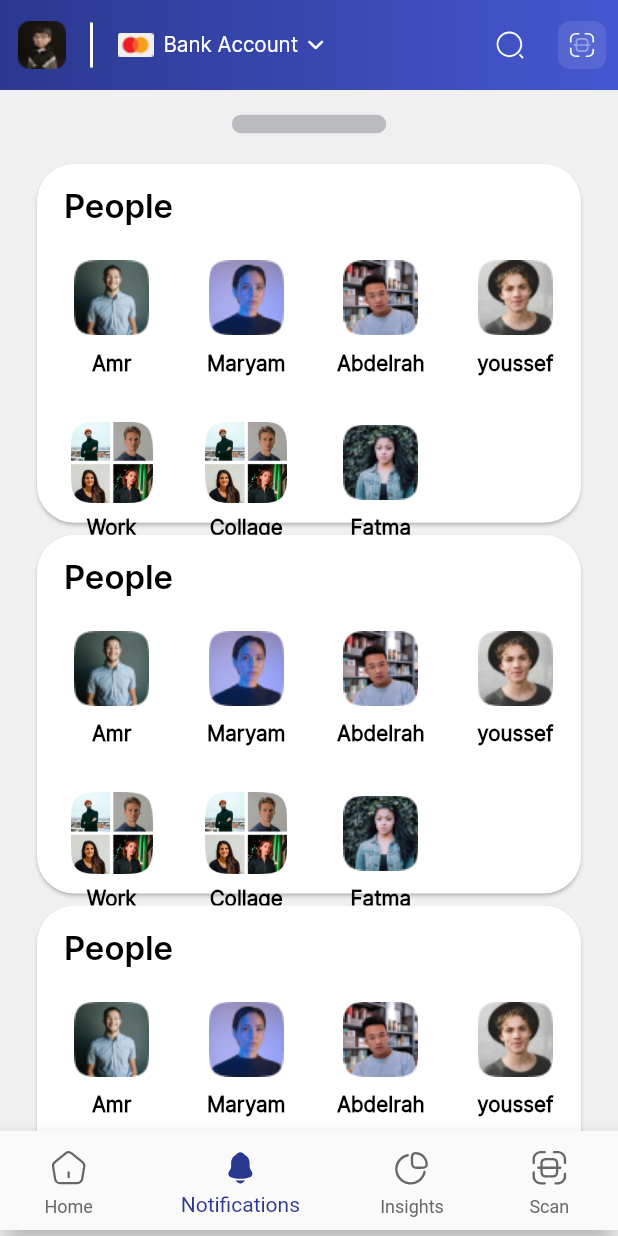
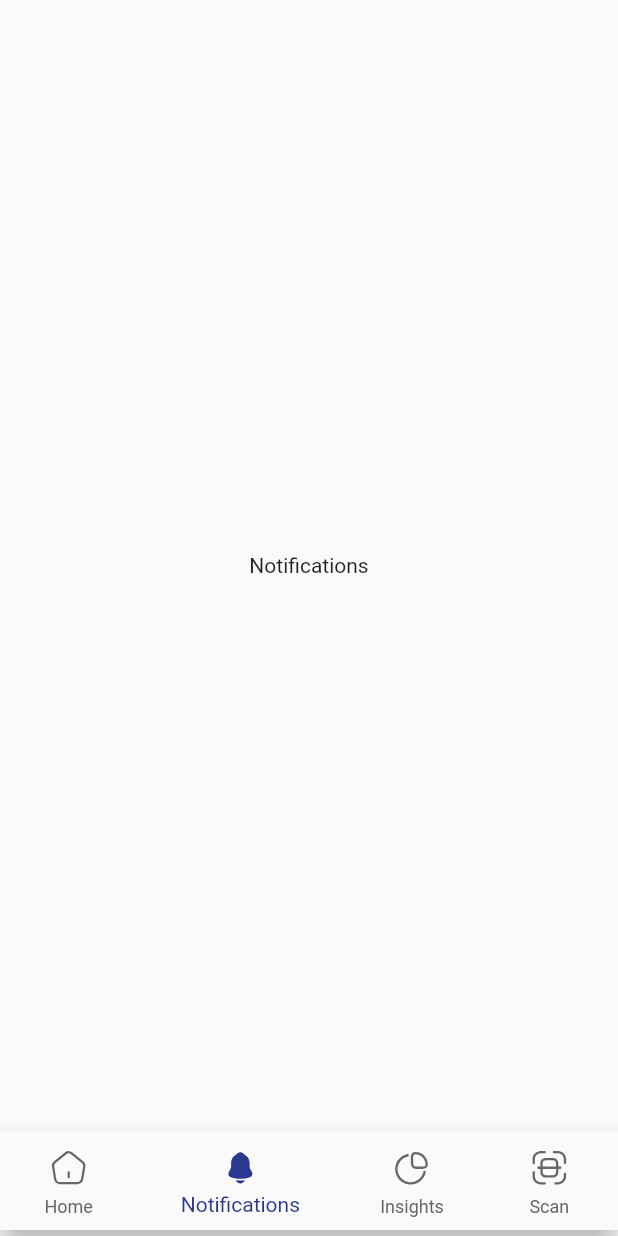
Before and after one commit to Gamer477/Nakdi-Pay-User, a Flutter app: the screen it shows after launch, on a phone screen of 412 x 824 dp. Run offline on Flutter 3.47's test engine with Material 2 defaults, Android fonts, the phone set to English and light mode, and no system bars; our stand-ins replace flutter_svg, sizer; statements that could not run were skipped.

Commit message:
27/5/2022 3.00

```diff
--- a/lib/main.dart
+++ b/lib/main.dart
@@ -11,14 +11,16 @@ class GlobalVariable {
 }
 
 Future<void> main() async {
-  await WidgetsFlutterBinding.ensureInitialized();
-  SystemChrome.setSystemUIOverlayStyle(SystemUiOverlayStyle(
+  WidgetsFlutterBinding.ensureInitialized();
+  SystemChrome.setSystemUIOverlayStyle(const SystemUiOverlayStyle(
     statusBarColor: Colors.transparent, //or set color with: Color(0xFF0000FF)
   ));
-  runApp(MyApp());
+  runApp(const MyApp());
 }
 
 class MyApp extends StatefulWidget {
+  const MyApp({Key? key}) : super(key: key);
+
   @override
   _MyAppState createState() => _MyAppState();
 }
@@ -41,17 +43,18 @@ class _MyAppState extends State<MyApp> {
               // navigatorObservers: [
               //   FirebaseAnalyticsObserver(analytics: analytics),
               // ],
-              routes: <String, WidgetBuilder>{
+              routes: const <String, WidgetBuilder>{
                 //"/Current_booking":(BuildContext context)=> new OfferPage(),
               },
               theme: ThemeData(
                 primaryColor: AppColors.primaryColor,
-                cursorColor: AppColors.primaryColor,
+                textSelectionTheme: const TextSelectionThemeData(
+                    cursorColor: AppColors.primaryColor),
               ),
               debugShowCheckedModeBanner: false,
               // themeMode:
               // theme.isLightTheme ? ThemeMode.light : ThemeMode.dark,
-              home: HomeScreen(),
+              home: const HomeScreen(),
             );
           },
         );
--- a/lib/utils/app_colors.dart
+++ b/lib/utils/app_colors.dart
@@ -4,21 +4,21 @@ class AppColors {
   static const Color primaryColor = Color(0xff2B388F);
   static const Color secondColor = Color(0xff00A8E8);
   static const Color secondColorWithOpacity = Color(0xff80D4F4);
-  static final whiteColor = Colors.white;
-  static final blackColor = Colors.black;
+  static const whiteColor = Colors.white;
+  static const blackColor = Colors.black;
 
-  static final greyColor = Color(0xffBABBBF);
-  static final iconGreyColor = Color(0xff676767);
-  static final darkgreyColor = Color(0xff70727D);
-  static final navbgColor = Color(0xffFAFAFA);
-  static final blueColor = Color(0xff243656);
-  static final ligthblueColor = Color(0xffEDF1F9);
-  static final keyboardColor = Color(0xff003282);
+  static const greyColor = Color(0xffBABBBF);
+  static const iconGreyColor = Color(0xff676767);
+  static const darkgreyColor = Color(0xff70727D);
+  static const navbgColor = Color(0xffFAFAFA);
+  static const blueColor = Color(0xff243656);
+  static const ligthblueColor = Color(0xffEDF1F9);
+  static const keyboardColor = Color(0xff003282);
 
-  static final greyDocColor = Color(0xffBABBBF);
-  static final scanblueColor = Color(0xff347AF0);
-  static final doneStateColor = Color(0xff30B078);
-  static final waitingStateColor = Color(0xffEFCB68);
-  static final errorStateColor = Color(0xffCB3847);
-  static final dividerColor = Color(0xffF2F4FA);
+  static const greyDocColor = Color(0xffBABBBF);
+  static const scanblueColor = Color(0xff347AF0);
+  static const doneStateColor = Color(0xff30B078);
+  static const waitingStateColor = Color(0xffEFCB68);
+  static const errorStateColor = Color(0xffCB3847);
+  static const dividerColor = Color(0xffF2F4FA);
 }
--- a/lib/view/screens/home_screen.dart
+++ b/lib/view/screens/home_screen.dart
@@ -1,11 +1,12 @@
 import 'package:flutter/material.dart';
 import 'package:flutter_svg/flutter_svg.dart';
 import 'package:nakdi_pay_user/utils/app_images.dart';
-import 'package:nakdi_pay_user/view/widgets/appbar.dart';
-import 'package:sizer/sizer.dart';
+import 'package:nakdi_pay_user/view/screens/home/homepage.dart';
+import 'package:nakdi_pay_user/view/screens/insights/insights.dart';
+import 'package:nakdi_pay_user/view/screens/notification/notifcation.dart';
+import 'package:nakdi_pay_user/view/screens/scan/scan.dart';
 
 import '../../utils/app_colors.dart';
-import '../widgets/content.dart';
 import '../widgets/scroll_to_hide_widget.dart';
 
 class HomeScreen extends StatefulWidget {
@@ -20,7 +21,6 @@ class _HomeScreenState extends State<HomeScreen> {
   ScrollController controller = ScrollController();
   @override
   void dispose() {
-    // TODO: implement dispose
     super.dispose();
     controller.dispose();
   }
@@ -34,42 +34,7 @@ class _HomeScreenState extends State<HomeScreen> {
   @override
   Widget build(BuildContext context) {
     return Scaffold(
-      appBar: PreferredSize(
-        preferredSize: Size.fromHeight(60),
-        child: CustomAppBar(),
-      ),
-      body: SingleChildScrollView(
-        controller: controller,
-        child: Container(
-          color: Color(0xffF0F0F0),
-          width: double.infinity,
-          child: Column(
-            mainAxisAlignment: MainAxisAlignment.start,
-            children: [
-              SizedBox(
-                height: 2.0.h,
-              ),
-              Center(
-                child: Container(
-                  width: 25.w,
-                  height: 1.5.h,
-                  decoration: BoxDecoration(
-                    borderRadius: BorderRadius.circular(60),
-                    color: AppColors.greyColor,
-                  ),
-                ),
-              ),
-              SizedBox(
-                height: 2.0.h,
-              ),
-              Content(title: "People"),
-              Content(title: "People"),
-              Content(title: "People"),
-              Content(title: "People"),
-            ],
-          ),
-        ),
-      ),
+      body: Center(child: _pages.elementAt(_currentIndex)),
       bottomNavigationBar: ScrollToHideWidget(
         controller: controller,
         child: BottomNavigationBar(
@@ -81,7 +46,7 @@ class _HomeScreenState extends State<HomeScreen> {
           // selectedIconTheme:
           //     IconThemeData(color: AppColors.primaryColor, size: 26),
           unselectedIconTheme:
-              IconThemeData(color: AppColors.iconGreyColor, size: 20),
+              const IconThemeData(color: AppColors.iconGreyColor, size: 20),
           unselectedItemColor: AppColors.iconGreyColor,
           selectedItemColor: AppColors.primaryColor,
 
@@ -127,4 +92,11 @@ class _HomeScreenState extends State<HomeScreen> {
       ),
     );
   }
+
+  static const List<Widget> _pages = <Widget>[
+    HomePage(),
+    Notifications(),
+    Insights(),
+    Scan()
+  ];
 }
--- /dev/null
+++ b/lib/view/screens/notification/notifcation.dart
@@ -0,0 +1,15 @@
+import 'package:flutter/material.dart';
+
+class Notifications extends StatefulWidget {
+  const Notifications({Key? key}) : super(key: key);
+
+  @override
+  State<Notifications> createState() => _NotificationsState();
+}
+
+class _NotificationsState extends State<Notifications> {
+  @override
+  Widget build(BuildContext context) {
+    return const Text("Notifications");
+  }
+}
--- a/lib/view/widgets/appbar.dart
+++ b/lib/view/widgets/appbar.dart
@@ -5,6 +5,8 @@ import 'package:nakdi_pay_user/utils/app_images.dart';
 import 'package:sizer/sizer.dart';
 
 class CustomAppBar extends StatefulWidget {
+  const CustomAppBar({Key? key}) : super(key: key);
+
   @override
   State<CustomAppBar> createState() => _CustomAppBarState();
 }
@@ -25,7 +27,7 @@ class _CustomAppBarState extends State<CustomAppBar> {
       elevation: 0,
       leading: InkWell(
         onTap: () {
-          print("Profile Screen");
+          //  print("Profile Screen");
         },
         child: Image.asset(
           AppImages.profileImg,
@@ -33,7 +35,7 @@ class _CustomAppBarState extends State<CustomAppBar> {
       ),
       title: Row(
         children: [
-          SizedBox(
+          const SizedBox(
             height: 30,
             child: VerticalDivider(
               thickness: 2,
@@ -50,8 +52,8 @@ class _CustomAppBarState extends State<CustomAppBar> {
           DropdownButton(
             dropdownColor: AppColors.primaryColor, focusColor: Colors.red,
             elevation: 0,
-            underline: SizedBox(),
-            hint: Container(
+            underline: const SizedBox(),
+            hint: SizedBox(
               width: 25.0.w,
               child: Text(
                 "Bank Account",
@@ -104,7 +106,7 @@ class _CustomAppBarState extends State<CustomAppBar> {
             onChanged: (String? newValue) {
               setState(() {
                 //  isSelected = true;
-                print("New Val accountValue $newValue");
+                // print("New Val accountValue $newValue");
                 accountValue = newValue!;
               });
               //   isSelected = false;
@@ -114,7 +116,7 @@ class _CustomAppBarState extends State<CustomAppBar> {
       ),
       titleSpacing: 0,
       flexibleSpace: Container(
-        decoration: BoxDecoration(
+        decoration: const BoxDecoration(
           gradient: LinearGradient(
             colors: [
               Color(0xff2B388F),
@@ -126,13 +128,13 @@ class _CustomAppBarState extends State<CustomAppBar> {
       actions: [
         IconButton(
           onPressed: () {
-            print("Search Page");
+            //    print("Search Page");
           },
           icon: SvgPicture.asset(AppImages.searchIcon),
         ),
         IconButton(
           onPressed: () {
-            print("Scan Page");
+            //   print("Scan Page");
           },
           icon: SvgPicture.asset(AppImages.scanIcon),
         ),
--- a/lib/view/widgets/content.dart
+++ b/lib/view/widgets/content.dart
@@ -1,10 +1,16 @@
+// ignore_for_file: must_be_immutable
+
 import 'package:flutter/material.dart';
+import 'package:sizer/sizer.dart';
+
 import 'package:nakdi_pay_user/utils/app_colors.dart';
-import 'package:sizer/sizer.dart';
 
 class Content extends StatefulWidget {
   String? title;
-  Content({this.title});
+  Content({
+    Key? key,
+    this.title,
+  }) : super(key: key);
 
   @override
   State<Content> createState() => _ContentState();
@@ -35,7 +41,7 @@ class _ContentState extends State<Content> {
           crossAxisAlignment: CrossAxisAlignment.start,
           children: [
             Container(
-              padding: EdgeInsets.only(left: 18, top: 15, bottom: 20),
+              padding: const EdgeInsets.only(left: 18, top: 15, bottom: 20),
               child: Text(
                 "${widget.title}",
                 style: TextStyle(
@@ -48,16 +54,16 @@ class _ContentState extends State<Content> {
             ),
             GridView.builder(
                 shrinkWrap: true,
-                gridDelegate: SliverGridDelegateWithMaxCrossAxisExtent(
+                gridDelegate: const SliverGridDelegateWithMaxCrossAxisExtent(
                   maxCrossAxisExtent: 100,
                   crossAxisSpacing: 10,
                   mainAxisSpacing: 30,
                 ),
-                padding: EdgeInsets.only(left: 10, right: 4),
+                padding: const EdgeInsets.only(left: 10, right: 4),
                 itemCount: data.length,
                 itemBuilder: (BuildContext ctx, index) {
                   return Container(
-                    padding: EdgeInsets.only(left: 10, right: 10),
+                    padding: const EdgeInsets.only(left: 10, right: 10),
                     //alignment: Alignment.center,
                     child: Column(
                       children: [
--- a/lib/view/widgets/scroll_to_hide_widget.dart
+++ b/lib/view/widgets/scroll_to_hide_widget.dart
@@ -1,3 +1,5 @@
+// ignore_for_file: use_key_in_widget_constructors
+
 import 'package:flutter/material.dart';
 import 'package:flutter/rendering.dart';
 
@@ -5,7 +7,7 @@ class ScrollToHideWidget extends StatefulWidget {
   final Widget child;
   final ScrollController controller;
   final Duration duration;
-  ScrollToHideWidget(
+  const ScrollToHideWidget(
       {required this.child,
       required this.controller,
       this.duration = const Duration(milliseconds: 450)});
@@ -25,22 +27,23 @@ class _ScrollToHideWidgetState extends State<ScrollToHideWidget> {
   }
 
   void show() {
-    if (!isVisible)
+    if (!isVisible) {
       setState(() {
         isVisible = true;
       });
+    }
   }
 
   void hide() {
-    if (isVisible)
+    if (isVisible) {
       setState(() {
         isVisible = false;
       });
+    }
   }
 
   @override
   void initState() {
-    // TODO: implement initState
     super.initState();
     widget.controller.addListener(listen);
   }
```
Also changed, not shown: lib/view/screens/home/homepage.dart (added, +56 -0 lines), lib/view/screens/insights/insights.dart (added, +15 -0 lines), lib/view/screens/scan/scan.dart (added, +15 -0 lines), pubspec.lock, 1 other file.
